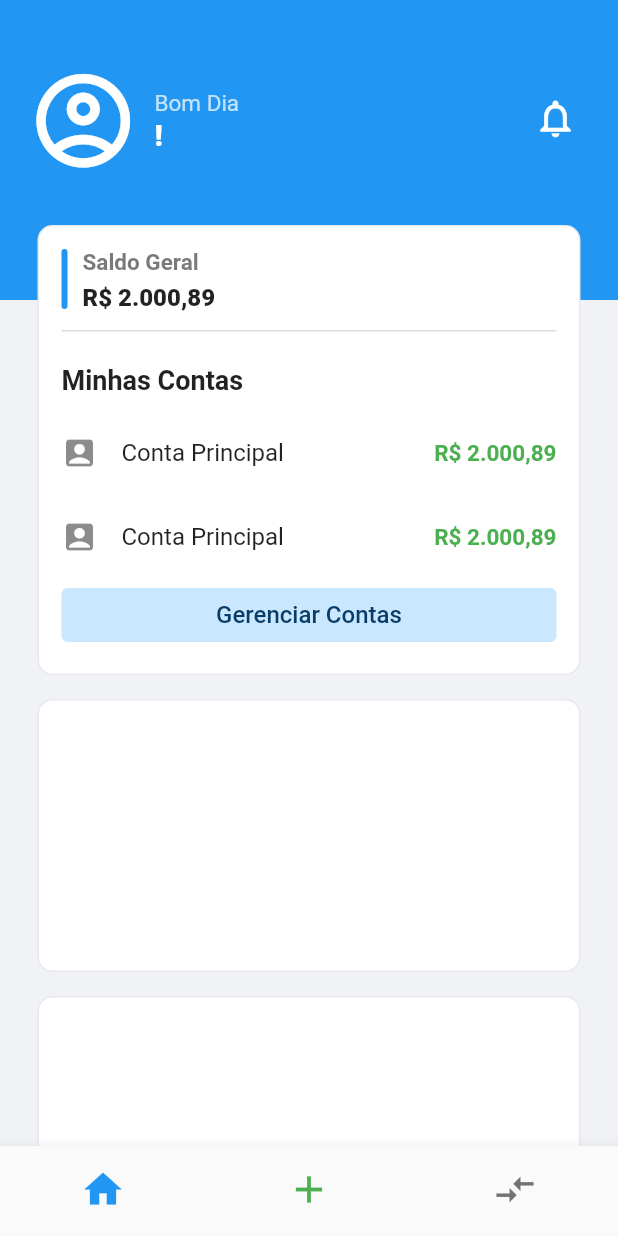
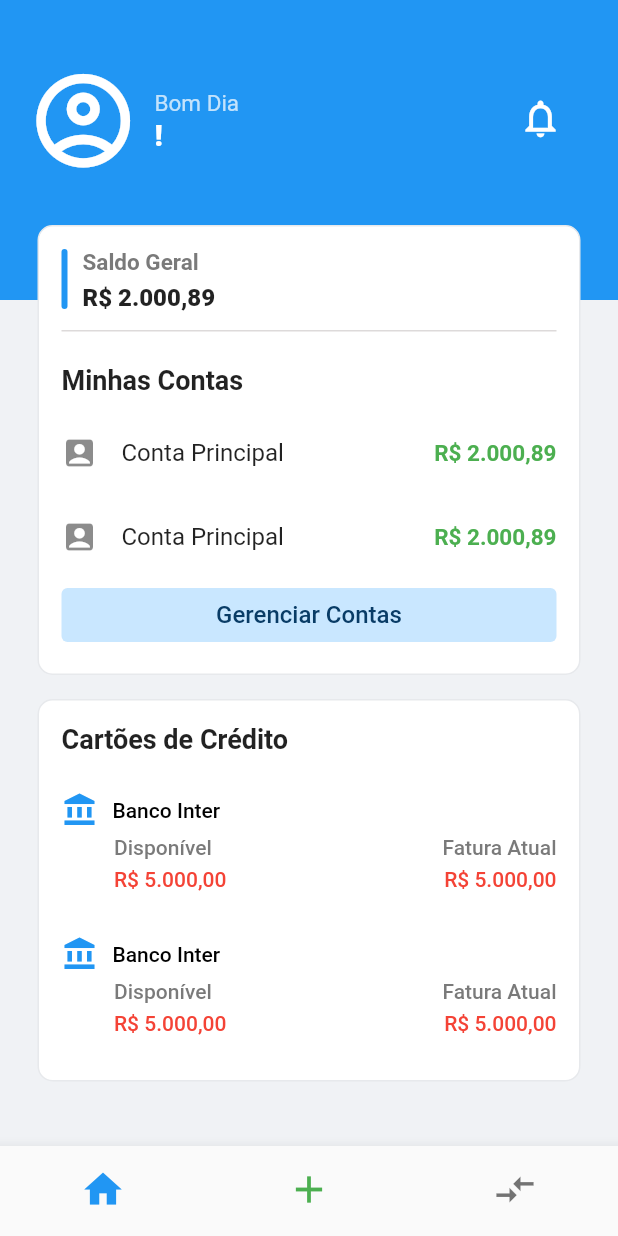
Before and after one commit to luisfpsantos/organizzeFlutterApp, a Flutter app: the HomePage screen opened directly with empty values, on a phone screen of 412 x 824 dp. Run offline on Flutter 3.47's test engine with Material 2 defaults, Android fonts, the phone set to English and light mode, and no system bars; our stand-ins replace cloud_firestore, dartz, firebase_core, local_auth, shared_preferences; accounts and stored records are empty.

Commit message:
finishing home page

```diff
--- a/lib/main.dart
+++ b/lib/main.dart
@@ -20,7 +20,8 @@ class MyApp extends StatefulWidget {
 class _MyAppState extends State<MyApp> {
   @override
   Widget build(BuildContext context) {
-    return const MaterialApp(
+    return MaterialApp(
+      theme: ThemeData.light(),
       initialRoute: '/',
       onGenerateRoute: AppRoutes.generateRoute,
       debugShowCheckedModeBanner: false,
--- a/lib/presentation/ui/pages/home_page/home_page.dart
+++ b/lib/presentation/ui/pages/home_page/home_page.dart
@@ -49,45 +49,40 @@ class _HomePageState extends State<HomePage> {
                 buildhomeAppBar(),
                 biuldCard(
                   marginTop: 150,
+                  itens: Column(
                     children: [
                       buildBalance(),
                       buildMyAccounts(
-                      accounts: [
+                        accounts: Column(
+                          children: [
                             buildAccount(),
                             buildAccount(),
                           ],
                         ),
+                      ),
                     ],
+                  ),
                 ),
               ],
             ),
             biuldCard(
+              itens: Column(
+                crossAxisAlignment: CrossAxisAlignment.start,
                 children: [
-                const SizedBox(
-                  height: 150,
+                  const Padding(
+                    padding: EdgeInsets.only(bottom: 10),
+                    child: Text(
+                      'Cartões de Crédito',
+                      style: TextStyle(
+                        fontWeight: FontWeight.bold,
+                        fontSize: 18,
                       ),
+                    ),
+                  ),
+                  biuldCreditCard(),
+                  biuldCreditCard(),
                 ],
               ),
-            biuldCard(
-              children: [
-                const SizedBox(
-                  height: 100,
-                ),
-              ],
-            ),
-            biuldCard(
-              children: [
-                const SizedBox(
-                  height: 100,
-                ),
-              ],
-            ),
-            biuldCard(
-              children: [
-                const SizedBox(
-                  height: 100,
-                ),
-              ],
             ),
           ],
         ),
@@ -143,7 +138,7 @@ class _HomePageState extends State<HomePage> {
             ),
             Padding(
               padding: EdgeInsets.only(
-                  left: MediaQuery.of(context).size.width - 230, top: 20),
+                  left: MediaQuery.of(context).size.width - 240, top: 20),
               child: IconButton(
                 color: Colors.white,
                 iconSize: 30,
@@ -157,7 +152,7 @@ class _HomePageState extends State<HomePage> {
     );
   }
 
-  Widget biuldCard({required List<Widget> children, double marginTop = 0}) {
+  Widget biuldCard({required Column itens, double marginTop = 0}) {
     return Container(
       margin: EdgeInsets.fromLTRB(25, marginTop, 25, 16),
       width: MediaQuery.of(context).size.width,
@@ -170,9 +165,7 @@ class _HomePageState extends State<HomePage> {
       ),
       child: Padding(
         padding: const EdgeInsets.all(15.0),
-        child: Column(
-          children: children,
-        ),
+        child: itens,
       ),
     );
   }
@@ -248,7 +241,79 @@ class _HomePageState extends State<HomePage> {
     );
   }
 
-  Widget buildMyAccounts({required List<Widget> accounts}) {
+  Widget biuldCreditCard() {
+    return TextButton(
+      style: TextButton.styleFrom(
+        padding: const EdgeInsets.symmetric(vertical: 15),
+      ),
+      onPressed: () {},
+      child: Column(
+        children: [
+          Row(
+            children: const [
+              Icon(Icons.account_balance),
+              Padding(
+                padding: EdgeInsets.only(left: 10),
+                child: Text(
+                  'Banco Inter',
+                  style: TextStyle(color: Colors.black),
+                ),
+              ),
+            ],
+          ),
+          const SizedBox(
+            height: 5,
+          ),
+          Row(
+            mainAxisAlignment: MainAxisAlignment.spaceBetween,
+            children: [
+              Padding(
+                padding: const EdgeInsets.only(left: 35),
+                child: Column(
+                  crossAxisAlignment: CrossAxisAlignment.start,
+                  children: const [
+                    Padding(
+                      padding: EdgeInsets.only(bottom: 5),
+                      child: Text(
+                        'Disponível',
+                        style: TextStyle(
+                          color: Color.fromARGB(200, 85, 85, 85),
+                        ),
+                      ),
+                    ),
+                    Text(
+                      'R\$ 5.000,00',
+                      style: TextStyle(color: Colors.red),
+                    )
+                  ],
+                ),
+              ),
+              Column(
+                crossAxisAlignment: CrossAxisAlignment.end,
+                children: const [
+                  Padding(
+                    padding: EdgeInsets.only(bottom: 5),
+                    child: Text(
+                      'Fatura Atual',
+                      style: TextStyle(
+                        color: Color.fromARGB(200, 85, 85, 85),
+                      ),
+                    ),
+                  ),
+                  Text(
+                    'R\$ 5.000,00',
+                    style: TextStyle(color: Colors.red),
+                  )
+                ],
+              )
+            ],
+          )
+        ],
+      ),
+    );
+  }
+
+  Widget buildMyAccounts({required Column accounts}) {
     return Column(
       crossAxisAlignment: CrossAxisAlignment.start,
       children: [
@@ -262,9 +327,7 @@ class _HomePageState extends State<HomePage> {
             ),
           ),
         ),
-        Column(
-          children: accounts,
-        ),
+        accounts,
         Center(
           child: ElevatedButton(
             child: const Text(
--- a/lib/presentation/ui/pages/login_page/login_page.dart
+++ b/lib/presentation/ui/pages/login_page/login_page.dart
@@ -93,6 +93,7 @@ class _LoginPageState extends State<LoginPage> {
   @override
   Widget build(BuildContext context) {
     return Scaffold(
+      backgroundColor: const Color.fromARGB(255, 240, 242, 245),
       body: SafeArea(
         child: Center(
           child: SingleChildScrollView(
@@ -158,6 +159,7 @@ class _LoginPageState extends State<LoginPage> {
       decoration: InputDecoration(
         prefixIcon: const Icon(Icons.person),
         label: const Text('Usuário'),
+        floatingLabelStyle: const TextStyle(fontSize: 22),
         border: OutlineInputBorder(
           borderSide: const BorderSide(color: Colors.blue),
           borderRadius: BorderRadius.circular(20),
@@ -167,6 +169,7 @@ class _LoginPageState extends State<LoginPage> {
           borderRadius: BorderRadius.circular(20),
         ),
         errorText: userError,
+        errorStyle: const TextStyle(fontSize: 16),
       ),
     );
   }
@@ -180,6 +183,7 @@ class _LoginPageState extends State<LoginPage> {
       decoration: InputDecoration(
         prefixIcon: const Icon(Icons.lock),
         label: const Text('Senha'),
+        floatingLabelStyle: const TextStyle(fontSize: 22),
         border: OutlineInputBorder(
           borderSide: const BorderSide(color: Colors.blue),
           borderRadius: BorderRadius.circular(20),
@@ -189,6 +193,7 @@ class _LoginPageState extends State<LoginPage> {
           borderRadius: BorderRadius.circular(20),
         ),
         errorText: passwordError,
+        errorStyle: const TextStyle(fontSize: 16),
       ),
     );
   }
```
Lines whose indentation alone changed are shown as unchanged.
